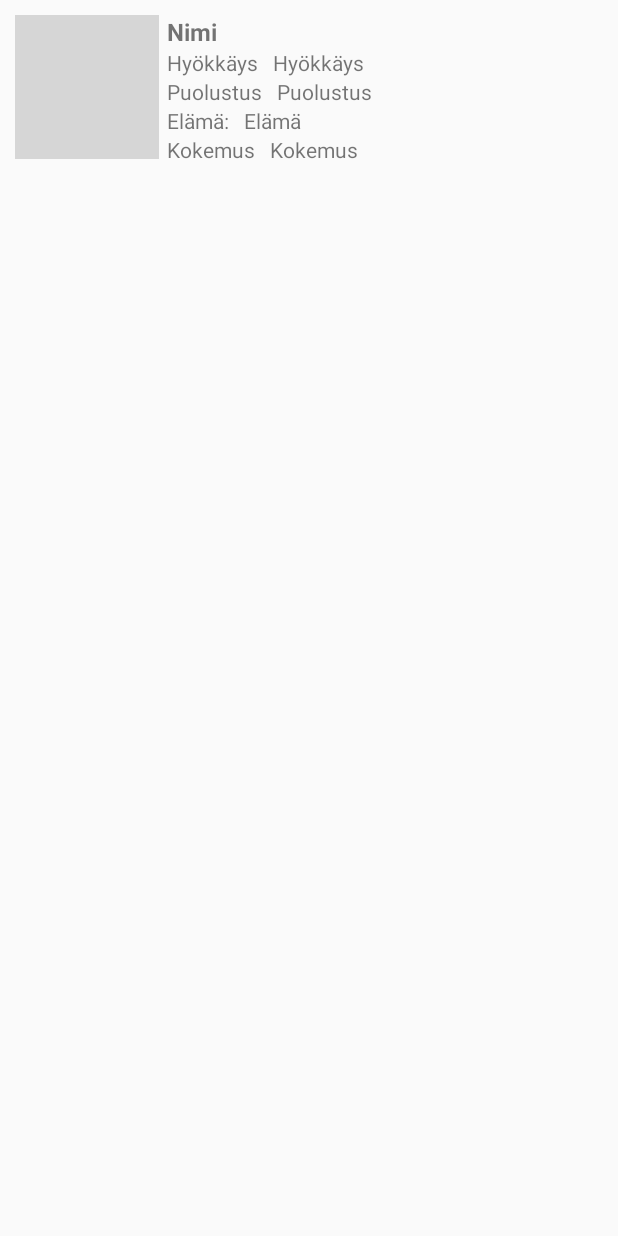
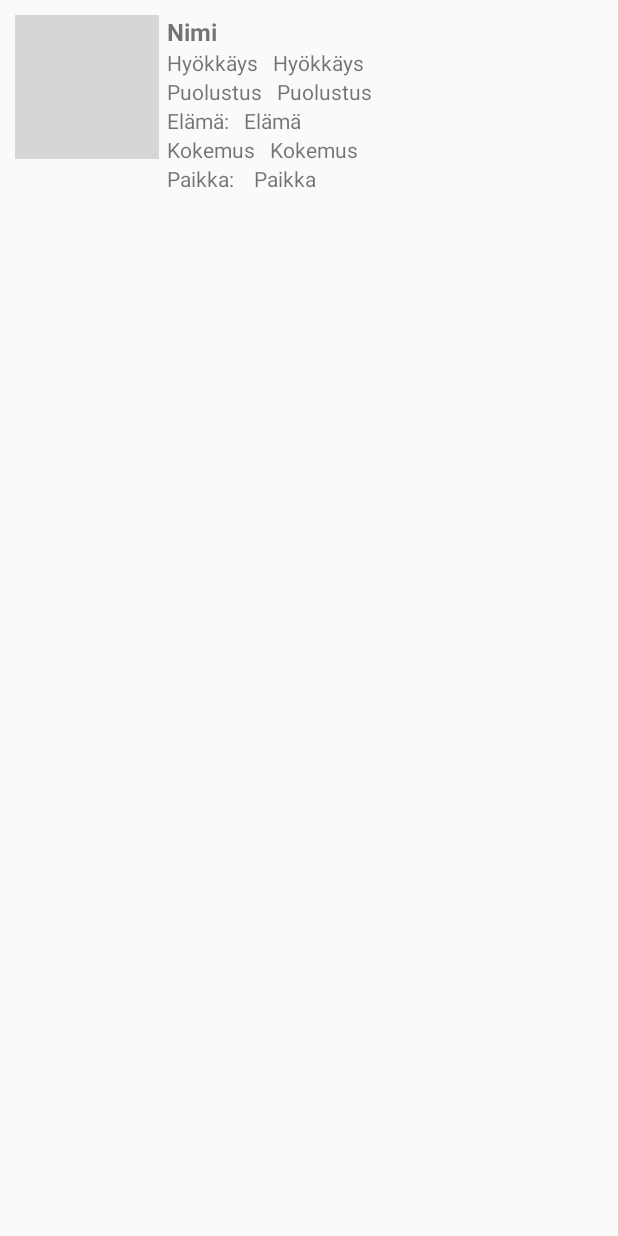
Before and after one commit to Anmanen/OlioHarkkatyo, an Android app: the layout lutemon_info.xml on its own in the app's theme, with its tools: preview values and no code run, on a phone screen of 412 x 824 dp. Run offline under Robolectric (Android 15) with nearby library versions, the phone set to English and light mode, and no system bars; grey boxes are pictures that could not be loaded.

Commit message:
added place to lutemon info

```diff
--- a/app/src/main/java/com/example/lutemon/LutemonInfoAdapter.java
+++ b/app/src/main/java/com/example/lutemon/LutemonInfoAdapter.java
@@ -38,6 +38,7 @@ public class LutemonInfoAdapter extends RecyclerView.Adapter<LutemonInfoHolder>
         holder.defence.setText(String.valueOf(lutemonHashMap.get(position).getDefence()));
         holder.health.setText(String.valueOf(lutemonHashMap.get(position).getHealth()) + "/" + String.valueOf(lutemonHashMap.get(position).getMaxHealth()));
         holder.experience.setText(String.valueOf((lutemonHashMap.get(position).getExperience())));
+        holder.place.setText(String.valueOf(lutemonHashMap.get(position).getPlace()));
     }
 
     @Override
--- a/app/src/main/java/com/example/lutemon/LutemonInfoHolder.java
+++ b/app/src/main/java/com/example/lutemon/LutemonInfoHolder.java
@@ -10,7 +10,7 @@ import androidx.recyclerview.widget.RecyclerView;
 public class LutemonInfoHolder extends RecyclerView.ViewHolder {
 
     ImageView image;
-    TextView name, attack, defence, health, experience;
+    TextView name, attack, defence, health, experience, place;
 
     public LutemonInfoHolder(@NonNull View itemView) {
         super(itemView);
@@ -20,6 +20,7 @@ public class LutemonInfoHolder extends RecyclerView.ViewHolder {
         defence = itemView.findViewById(R.id.txtDefence);
         health = itemView.findViewById(R.id.txtHealth);
         experience = itemView.findViewById(R.id.txtExperience);
+        place = itemView.findViewById(R.id.txtPlace);
 
 
     }
--- a/app/src/main/res/layout/lutemon_info.xml
+++ b/app/src/main/res/layout/lutemon_info.xml
@@ -106,6 +106,28 @@
                 android:layout_height="wrap_content"
                 android:paddingLeft="10dp"
                 android:text="Kokemus" />
+
+        </LinearLayout>
+
+        <LinearLayout
+            android:layout_width="wrap_content"
+            android:layout_height="wrap_content"
+            android:orientation="horizontal">
+
+            <TextView
+                android:id="@+id/textView2"
+                android:layout_width="match_parent"
+                android:layout_height="wrap_content"
+                android:layout_weight="1"
+                android:text="Paikka: " />
+
+            <TextView
+                android:id="@+id/txtPlace"
+                android:layout_width="match_parent"
+                android:layout_height="wrap_content"
+                android:layout_weight="1"
+                android:paddingLeft="10dp"
+                android:text="Paikka" />
         </LinearLayout>
     </LinearLayout>
 </androidx.appcompat.widget.LinearLayoutCompat>
```
Also changed, not shown: app/src/main/java/com/example/lutemon/ViewPagerAdapter.java (+8 -4 lines), app/src/main/java/com/example/lutemon/activities/TransferLutemonsActivity.java (+28 -1 lines), app/src/main/java/com/example/lutemon/fragments/BattleFieldFragment.java (+14 -0 lines), app/src/main/java/com/example/lutemon/fragments/HomeFragment.java (+24 -7 lines), app/src/main/java/com/example/lutemon/fragments/TrainFieldFragment.java (+18 -7 lines).
